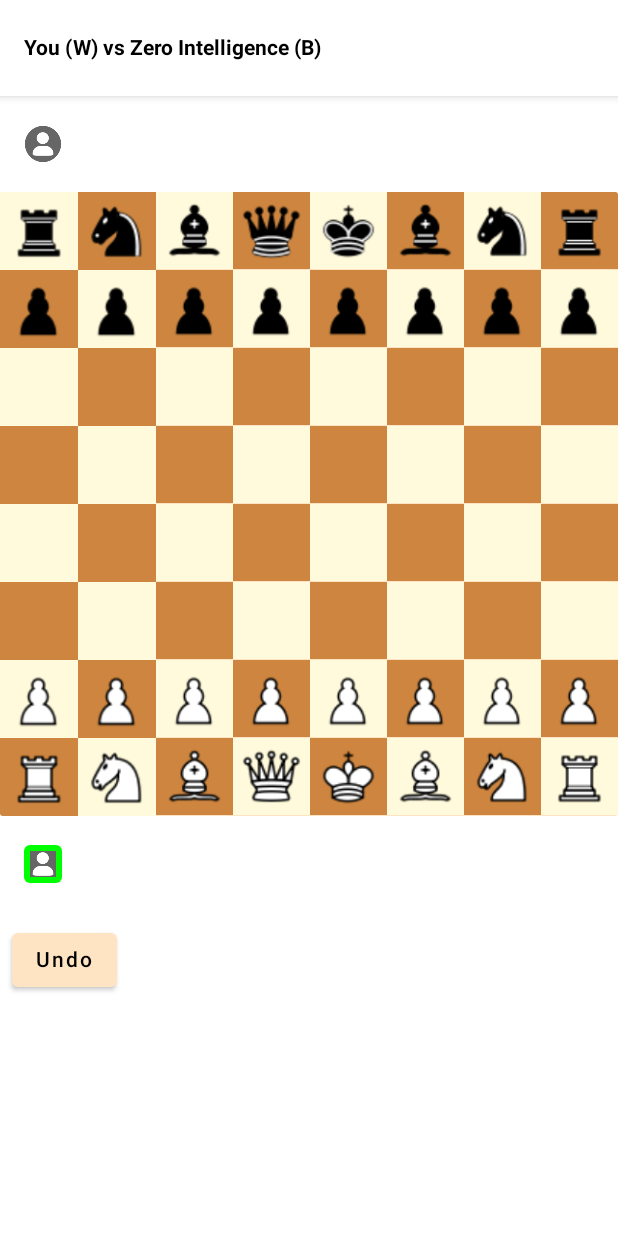
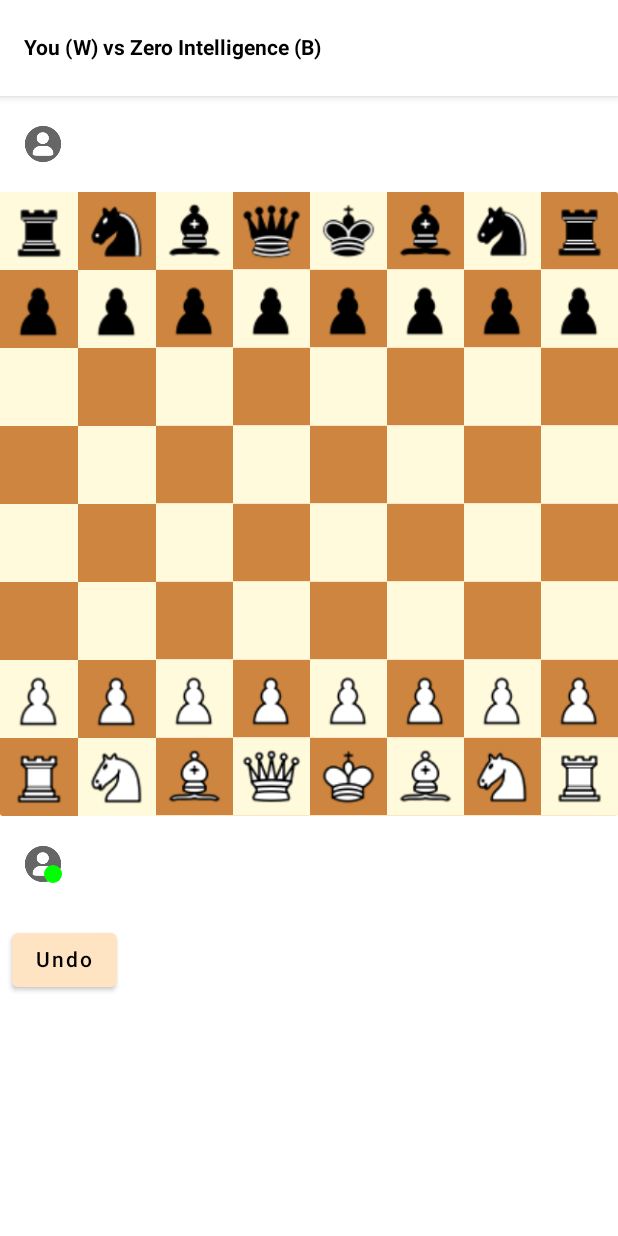
Before and after one commit to nwagu/chess-boy, an Android app built with Jetpack Compose: the screen it shows after launch (MainActivity), after a tap on "Continue current game", on a phone screen of 412 x 824 dp. Run offline under Robolectric (Android 15) with nearby library versions, the phone set to English and light mode, and no system bars; our stand-ins replace Timber; libraries missing offline, so code that uses them is left out: com.benasher44.uuid, com.karumi.dexter; 1 statement that could not run was skipped.

Commit message:
ui updates

```diff
--- a/androidApp/src/main/java/com/nwagu/android/chessboy/widgets/PlayerDisplay.kt
+++ b/androidApp/src/main/java/com/nwagu/android/chessboy/widgets/PlayerDisplay.kt
@@ -57,16 +57,27 @@ fun PlayerDisplay(
         // Invisible text to force recompose on board changed
         Text(text = boardChanged.toString(), Modifier.size(0.dp))
 
+        Box {
             Image(
                 modifier = Modifier
-                .clip(RoundedCornerShape(4.dp))
-                .border(if (isTurn) 4.dp else 0.dp, if (isTurn) Color.Green else Color.Transparent)
+                    .align(Alignment.Center)
                     .width(25.dp)
                     .aspectRatio(1f),
                 painter = painterResource(id = player.avatar),
                 contentDescription = "Player avatar",
                 contentScale = ContentScale.Fit
             )
+            if (isTurn) {
+                Box(
+                    modifier = modifier
+                        .align(Alignment.BottomEnd)
+                        .width(12.dp)
+                        .aspectRatio(1f)
+                        .clip(CircleShape)
+                        .background(Color.Green)
+                )
+            }
+        }
 
         if (isTurn) {
             viewModel.game.board.movesHistory.lastOrNull()?.let {
```
Lines whose indentation alone changed are shown as unchanged.
